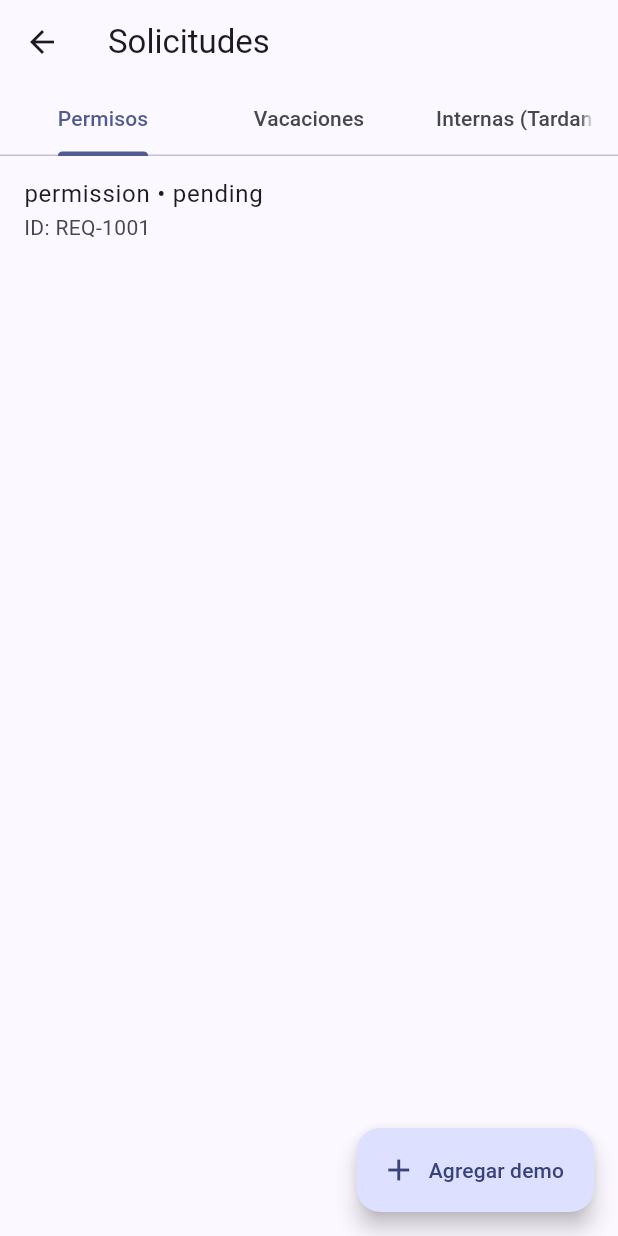
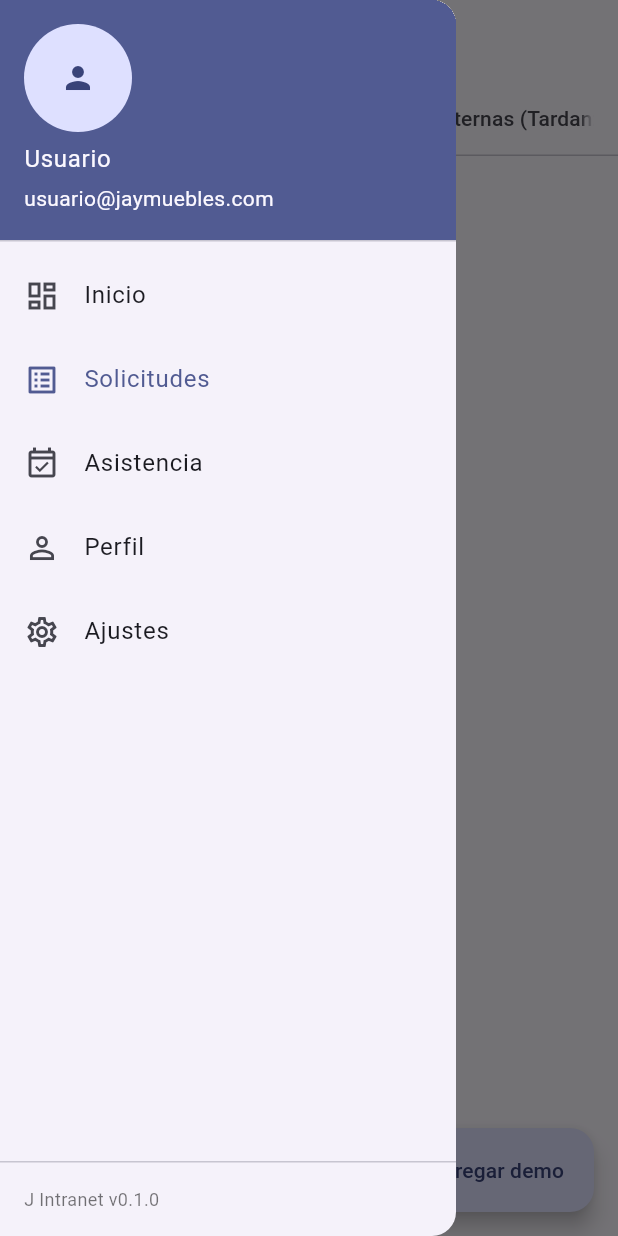
Before and after one commit to ryokumaxell/jm-intranet, a Flutter app: the RequestsListScreen screen opened directly, with the side drawer open (before the commit the screen has no drawer), on a phone screen of 412 x 824 dp. Run offline on Flutter 3.47's test engine with Material 3 defaults, Android fonts, the phone set to English and light mode, and no system bars; our stand-ins replace dio, flutter_riverpod.

Commit message:
Solicitudes: mostrar Drawer en la pantalla y agregar botón de menú en AppBar para abrirlo

```diff
--- a/lib/features/requests/presentation/screens/requests_list_screen.dart
+++ b/lib/features/requests/presentation/screens/requests_list_screen.dart
@@ -1,5 +1,10 @@
 import 'package:flutter/material.dart';
 import 'package:flutter_riverpod/flutter_riverpod.dart';
+import 'package:j_intranet/core/constants/app_text_styles.dart';
+import 'package:j_intranet/core/constants/app_constants.dart';
+import 'package:j_intranet/features/dashboard/presentation/screens/dashboard_screen.dart';
+import 'package:j_intranet/features/attendance/presentation/screens/attendance_screen.dart';
+import 'package:j_intranet/features/profile/presentation/screens/profile_screen.dart';
 
 import '../providers/request_providers.dart';
 import 'request_detail_screen.dart';
@@ -32,11 +37,84 @@ class _RequestsListScreenState extends ConsumerState<RequestsListScreen> {
       child: Scaffold(
         appBar: AppBar(
           title: const Text('Solicitudes'),
+          leading: Builder(
+            builder: (context) => IconButton(
+              icon: const Icon(Icons.menu),
+              onPressed: () => Scaffold.of(context).openDrawer(),
+              tooltip: 'Abrir menú',
+            ),
+          ),
           bottom: const TabBar(
             tabs: [
               Tab(text: 'Permisos'),
               Tab(text: 'Vacaciones'),
               Tab(text: 'Internas (Tardanzas)'),
+            ],
+          ),
+        ),
+        drawer: Drawer(
+          child: Column(
+            children: [
+              const UserAccountsDrawerHeader(
+                currentAccountPicture: CircleAvatar(child: Icon(Icons.person)),
+                accountName: Text('Usuario'),
+                accountEmail: Text('usuario@jaymuebles.com'),
+              ),
+              ListTile(
+                leading: const Icon(Icons.dashboard_outlined),
+                title: const Text('Inicio'),
+                onTap: () {
+                  Navigator.pop(context);
+                  Navigator.of(context).push(
+                    MaterialPageRoute(builder: (_) => const DashboardScreen()),
+                  );
+                },
+              ),
+              ListTile(
+                leading: const Icon(Icons.list_alt_outlined),
+                title: const Text('Solicitudes'),
+                selected: true,
+                onTap: () {
+                  Navigator.pop(context);
+                },
+              ),
+              ListTile(
+                leading: const Icon(Icons.event_available_outlined),
+                title: const Text('Asistencia'),
+                onTap: () {
+                  Navigator.pop(context);
+                  Navigator.of(context).push(
+                    MaterialPageRoute(builder: (_) => const AttendanceScreen()),
+                  );
+                },
+              ),
+              ListTile(
+                leading: const Icon(Icons.person_outline),
+                title: const Text('Perfil'),
+                onTap: () {
+                  Navigator.pop(context);
+                  Navigator.of(context).push(
+                    MaterialPageRoute(builder: (_) => const ProfileScreen()),
+                  );
+                },
+              ),
+              ListTile(
+                leading: const Icon(Icons.settings_outlined),
+                title: const Text('Ajustes'),
+                onTap: () {
+                  Navigator.pop(context);
+                },
+              ),
+              const Spacer(),
+              const Divider(height: 1),
+              Padding(
+                padding: const EdgeInsets.all(16.0),
+                child: Row(
+                  children: [
+                    Text('${AppConstants.appName} v0.1.0', style: AppTextStyles.small.copyWith(color: Colors.black54)),
+                  ],
+                ),
+              ),
             ],
           ),
         ),
```
